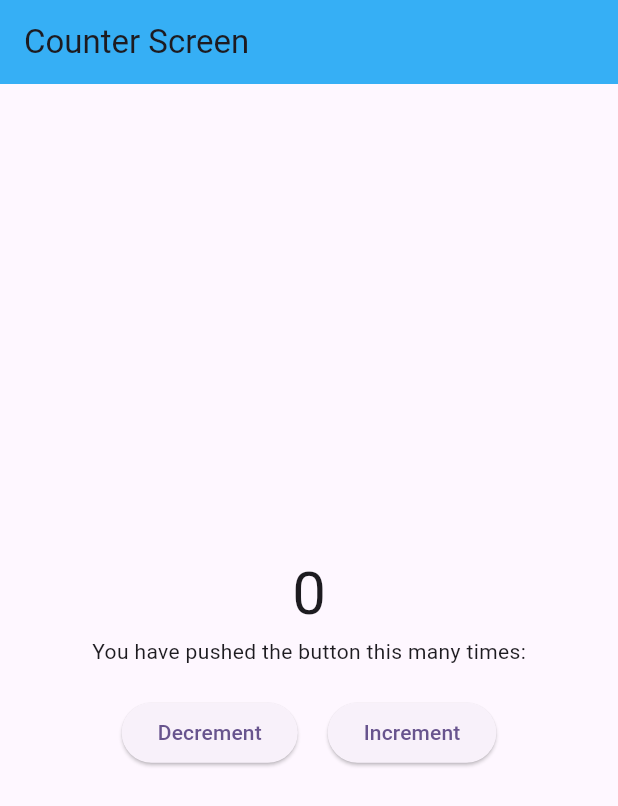
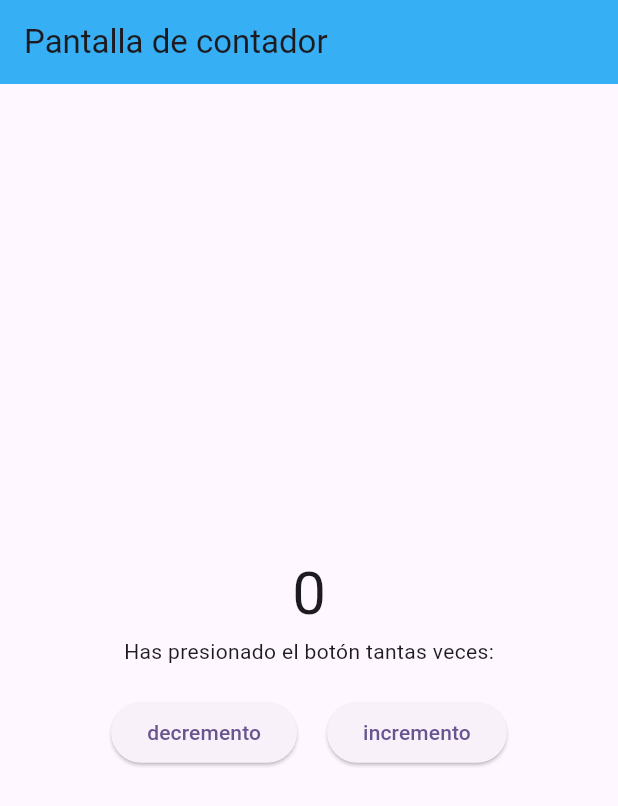
Before and after one commit to HazielCC/flutter_curso_bases, a Flutter app: the screen it shows after launch, on a phone screen of 412 x 824 dp. Shown: the top 806 px of the screen. Run offline on Flutter 3.47's test engine with Material 3 defaults, Android fonts, the phone set to English and light mode, and no system bars; our stand-ins replace logger.

Commit message:
feat: Traducir textos de la pantalla de contador al español

```diff
--- a/lib/screens/counter_screen.dart
+++ b/lib/screens/counter_screen.dart
@@ -19,14 +19,14 @@ class _CounterScreenState extends State<CounterScreen> {
   void initState() {
     super.initState();
     _counter = widget.counter;
-    logger.i('CounterScreen initialized with counter: $_counter');
+    logger.i('CounterScreen inicializado con contador: $_counter');
   }
 
   @override
   Widget build(BuildContext context) {
     return Scaffold(
       appBar: AppBar(
-        title: Text('Counter Screen'),
+        title: Text('Pantalla de contador'),
         backgroundColor: Color.fromARGB(255, 54, 175, 245),
       ),
       body: Center(
@@ -36,7 +36,7 @@ class _CounterScreenState extends State<CounterScreen> {
             // * Mostrar el valor actual del contador
             Text('$_counter', style: TextStyle(fontSize: 40), softWrap: true),
             Text(
-              'You have pushed the button this many times:',
+              'Has presionado el botón tantas veces:',
               style: Theme.of(context).textTheme.bodyMedium,
             ),
 
@@ -51,22 +51,22 @@ class _CounterScreenState extends State<CounterScreen> {
                   onPressed: () {
                     setState(() {
                       _counter--;
-                      logger.i('Counter decremented to $_counter');
+                      logger.i('Contador disminuido a $_counter');
                     });
                   },
 
-                  child: const Text('Decrement'),
+                  child: const Text('decremento'),
                 ),
                 const SizedBox(width: 20),
                 ElevatedButton(
                   onPressed: () {
                     setState(() {
                       _counter++;
-                      logger.i('Counter incremented to $_counter');
+                      logger.i('Contador incrementado a $_counter');
                     });
                   },
 
-                  child: const Text('Increment'),
+                  child: const Text('incremento'),
                 ),
               ],
             ),
```
